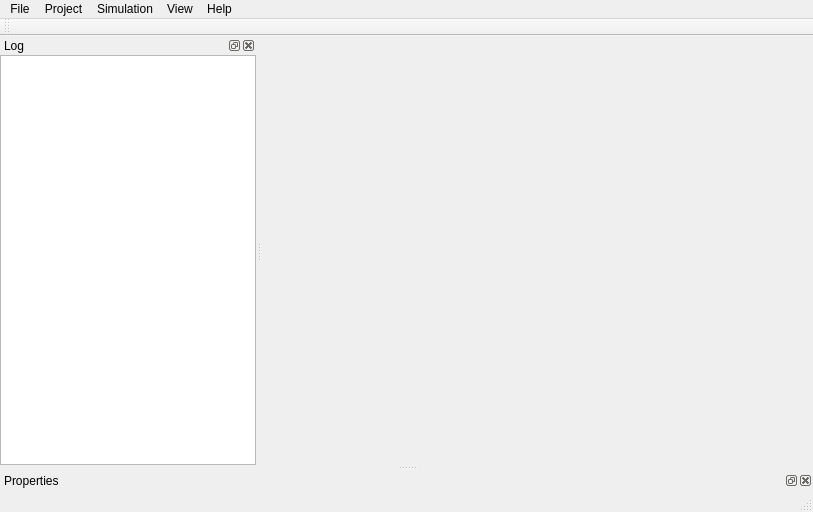
Before: the Qt Designer form mainwindow.ui in PearCoding/PearSim, drawn with Qt 5.
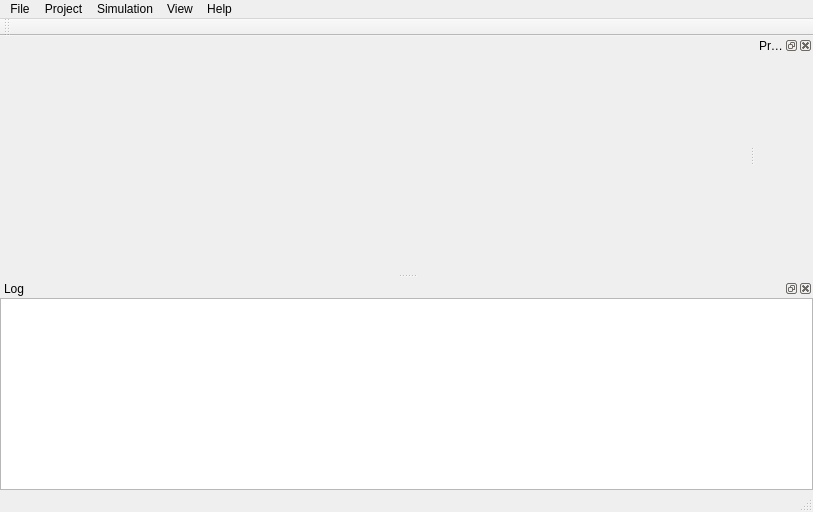
After: the same form once the commit is applied. Custom widgets are drawn as their Qt base class.

Commit message: Better rotation in camera. Need axis at the lower bottom of the screen. Still some "roll" issues, like the ones in the Oculus project. Probably bug in yaw pitch roll order.

Diff of the .ui file:
```diff
--- a/mainwindow.ui
+++ b/mainwindow.ui
@@ -95,7 +95,7 @@
     <string>Properties</string>
    </property>
    <attribute name="dockWidgetArea">
-    <number>8</number>
+    <number>2</number>
    </attribute>
    <widget class="QWidget" name="dockWidgetContents"/>
   </widget>
@@ -104,7 +104,7 @@
     <string>Log</string>
    </property>
    <attribute name="dockWidgetArea">
-    <number>1</number>
+    <number>8</number>
    </attribute>
    <widget class="QWidget" name="dockWidgetContents_2">
     <layout class="QVBoxLayout" name="verticalLayout">
```
The commit also changes 5 other files.
